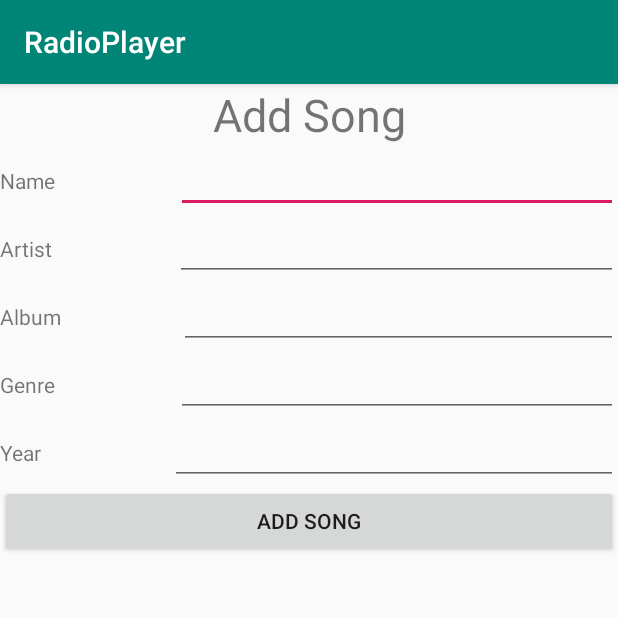
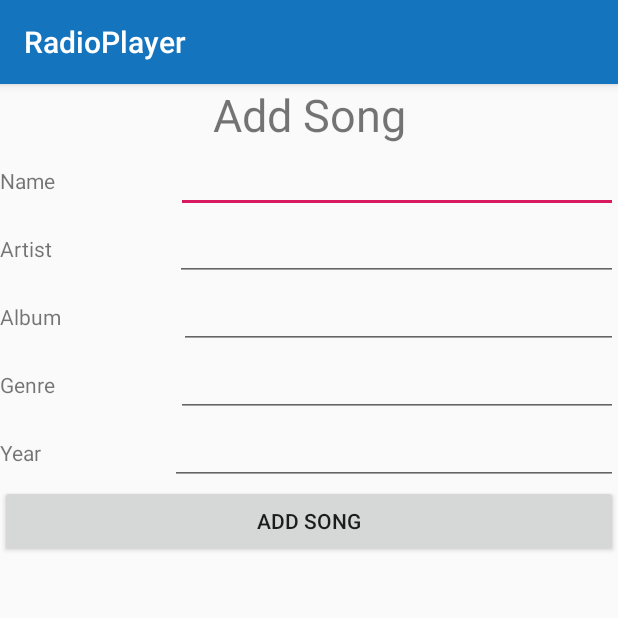
Before and after one commit to Geukers/Android, an Android app: the screen it shows after launch (AddMasterSong), on a phone screen of 412 x 824 dp, the top half of it. Run offline under Robolectric (Android 15) with nearby library versions, the phone set to English and light mode, and no system bars.

Commit message:
Colors Updated

```diff
--- a/app/src/main/res/values/colors.xml
+++ b/app/src/main/res/values/colors.xml
@@ -1,6 +1,6 @@
 <?xml version="1.0" encoding="utf-8"?>
 <resources>
-    <color name="colorPrimary">#008577</color>
-    <color name="colorPrimaryDark">#00574B</color>
+    <color name="colorPrimary">#1474be</color>
+    <color name="colorPrimaryDark">#080751</color>
     <color name="colorAccent">#D81B60</color>
 </resources>
```
